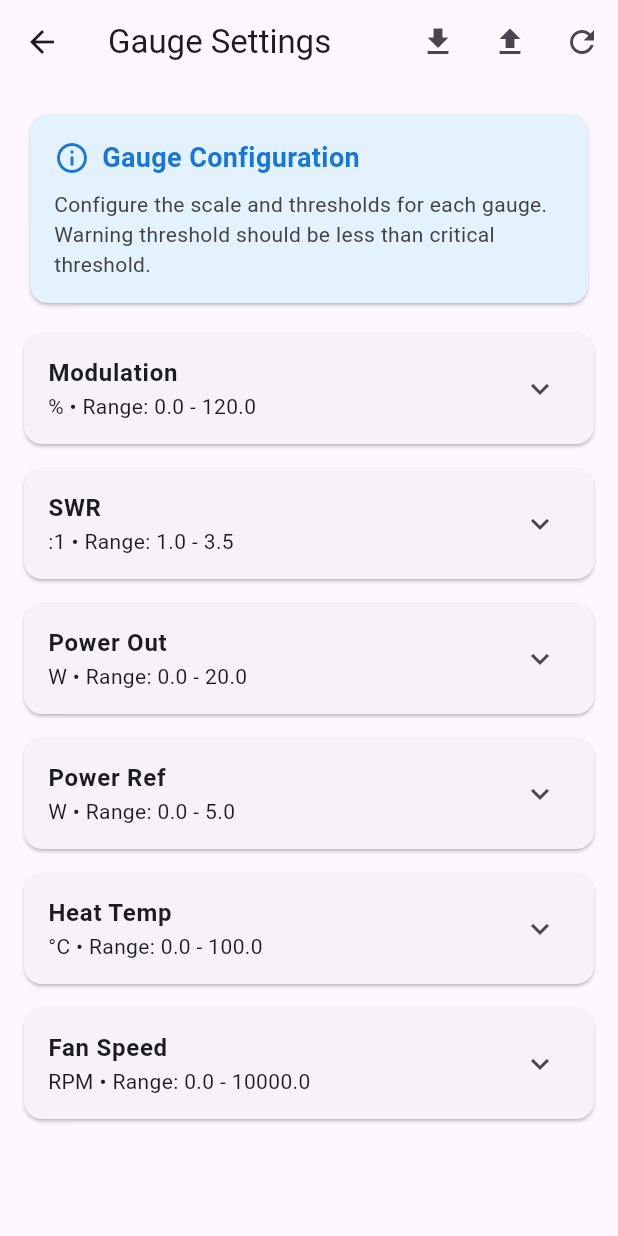
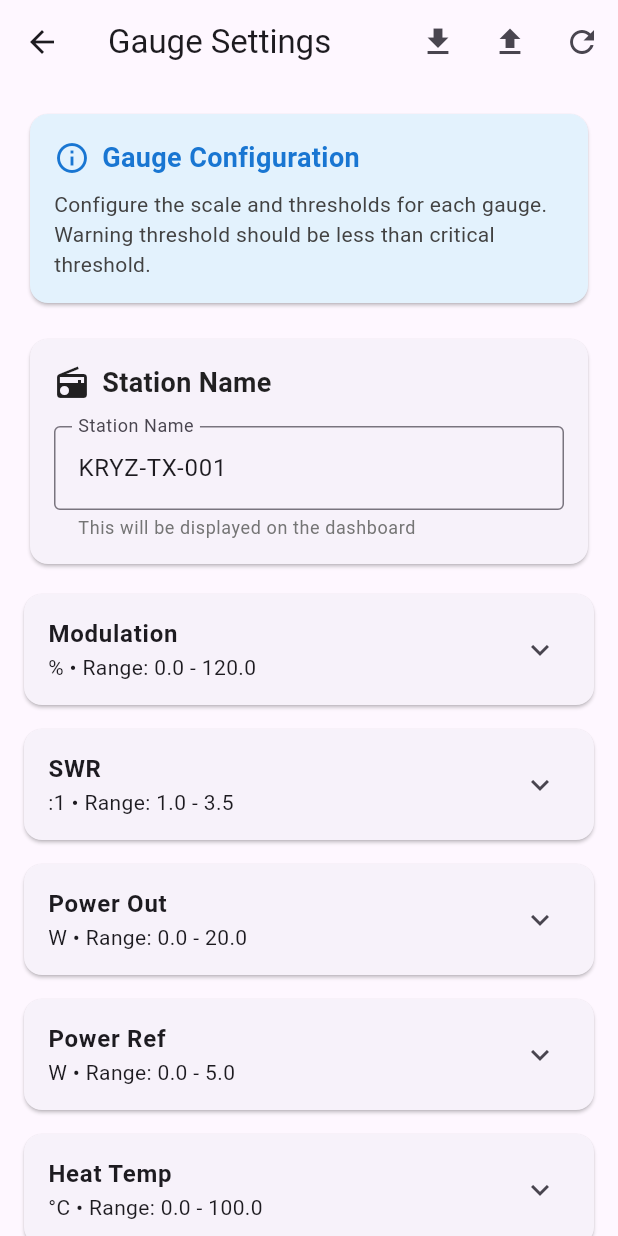
Before and after one commit to cconstab/kryzapp, a Flutter app: the DashboardScreen screen opened directly, after a tap on the "settings" icon, on a phone screen of 412 x 824 dp. Run offline on Flutter 3.47's test engine with Material 3 defaults, Android fonts, the phone set to English and light mode, and no system bars; our stand-ins replace syncfusion_flutter_gauges; missing offline and left inert: at_client, at_client_mobile, at_onboarding_cli, at_onboarding_flutter, dart_snmp.

Commit message:
feat: made front screen name configurable

```diff
--- a/mobile_app/lib/screens/dashboard_screen.dart
+++ b/mobile_app/lib/screens/dashboard_screen.dart
@@ -1,6 +1,7 @@
 import 'package:flutter/material.dart';
 import 'package:provider/provider.dart';
 import 'package:intl/intl.dart';
+import 'dart:async';
 import '../services/at_service.dart';
 import '../services/config_service.dart';
 import '../providers/transmitter_provider.dart';
@@ -16,11 +17,29 @@ class DashboardScreen extends StatefulWidget {
 }
 
 class _DashboardScreenState extends State<DashboardScreen> {
+  Timer? _clockTimer;
+
   @override
   void initState() {
     super.initState();
     _setupNotificationListeners();
     _syncConfigWithAtProtocol();
+    _startClockTimer();
+  }
+
+  @override
+  void dispose() {
+    _clockTimer?.cancel();
+    super.dispose();
+  }
+
+  void _startClockTimer() {
+    // Update the UI every half second to keep the clock smooth
+    _clockTimer = Timer.periodic(const Duration(milliseconds: 500), (_) {
+      if (mounted) {
+        setState(() {});
+      }
+    });
   }
 
   void _setupNotificationListeners() {
@@ -80,10 +99,22 @@ class _DashboardScreenState extends State<DashboardScreen> {
   Widget build(BuildContext context) {
     final configService = Provider.of<ConfigService>(context);
     final config = configService.config;
+    final now = DateTime.now();
+    final timeFormat = DateFormat('HH:mm:ss');
+    final dateFormat = DateFormat('MMM dd, yyyy');
 
     return Scaffold(
       appBar: AppBar(
-        title: const Text('KRYZ Transmitter Monitor'),
+        title: Column(
+          crossAxisAlignment: CrossAxisAlignment.start,
+          children: [
+            const Text('KRYZ Transmitter Monitor', style: TextStyle(fontSize: 18)),
+            Text(
+              '${dateFormat.format(now)} • ${timeFormat.format(now)}',
+              style: const TextStyle(fontSize: 12, fontWeight: FontWeight.normal),
+            ),
+          ],
+        ),
         actions: [
           IconButton(
             icon: const Icon(Icons.settings),
@@ -122,7 +153,7 @@ class _DashboardScreenState extends State<DashboardScreen> {
               children: [
                 // Status card or waiting message
                 if (hasData && stats != null)
-                  StatusCard(stats: stats)
+                  StatusCard(stats: stats, stationName: config.stationName)
                 else if (provider.isDataStale)
                   Card(
                     elevation: 4,
--- a/mobile_app/lib/screens/settings_screen.dart
+++ b/mobile_app/lib/screens/settings_screen.dart
@@ -15,11 +15,19 @@ class SettingsScreen extends StatefulWidget {
 class _SettingsScreenState extends State<SettingsScreen> {
   late DashboardConfig _config;
   bool _hasChanges = false;
+  late TextEditingController _stationNameController;
 
   @override
   void initState() {
     super.initState();
     _config = widget.configService.config;
+    _stationNameController = TextEditingController(text: _config.stationName);
+  }
+
+  @override
+  void dispose() {
+    _stationNameController.dispose();
+    super.dispose();
   }
 
   @override
@@ -56,6 +64,8 @@ class _SettingsScreenState extends State<SettingsScreen> {
         children: [
           _buildInfoCard(),
           const SizedBox(height: 16),
+          _buildStationNameCard(),
+          const SizedBox(height: 16),
           ..._config.gauges.entries.map((entry) => _buildGaugeConfigCard(entry.key, entry.value)),
         ],
       ),
@@ -89,6 +99,50 @@ class _SettingsScreenState extends State<SettingsScreen> {
               'Configure the scale and thresholds for each gauge. '
               'Warning threshold should be less than critical threshold.',
               style: TextStyle(fontSize: 14, color: Colors.grey.shade800),
+            ),
+          ],
+        ),
+      ),
+    );
+  }
+
+  Widget _buildStationNameCard() {
+    return Card(
+      child: Padding(
+        padding: const EdgeInsets.all(16.0),
+        child: Column(
+          crossAxisAlignment: CrossAxisAlignment.start,
+          children: [
+            Row(
+              children: [
+                const Icon(Icons.radio),
+                const SizedBox(width: 8),
+                Text(
+                  'Station Name',
+                  style: TextStyle(
+                    fontSize: 18,
+                    fontWeight: FontWeight.bold,
+                    color: Theme.of(context).brightness == Brightness.dark ? Colors.white : Colors.black87,
+                  ),
+                ),
+              ],
+            ),
+            const SizedBox(height: 16),
+            TextField(
+              decoration: InputDecoration(
+                labelText: 'Station Name',
+                hintText: 'e.g., KRYZ-TX-001',
+                helperText: 'This will be displayed on the dashboard',
+                helperStyle: TextStyle(color: Colors.grey.shade600),
+                border: const OutlineInputBorder(),
+              ),
+              controller: _stationNameController,
+              onChanged: (value) {
+                setState(() {
+                  _config = _config.copyWith(stationName: value.trim());
+                  _hasChanges = true;
+                });
+              },
             ),
           ],
         ),
--- a/shared/lib/models/gauge_config.dart
+++ b/shared/lib/models/gauge_config.dart
@@ -143,11 +143,16 @@ class GaugeConfig {
 /// Container for all gauge configurations
 class DashboardConfig {
   final Map<String, GaugeConfig> gauges;
+  final String stationName;
 
-  DashboardConfig({required this.gauges});
+  DashboardConfig({
+    required this.gauges,
+    this.stationName = 'KRYZ-TX-001',
+  });
 
   Map<String, dynamic> toJson() => {
         'gauges': gauges.map((key, value) => MapEntry(key, value.toJson())),
+        'stationName': stationName,
       };
 
   factory DashboardConfig.fromJson(Map<String, dynamic> json) {
@@ -155,14 +160,30 @@ class DashboardConfig {
     final gauges = gaugesJson.map(
       (key, value) => MapEntry(key, GaugeConfig.fromJson(value as Map<String, dynamic>)),
     );
-    return DashboardConfig(gauges: gauges);
+    return DashboardConfig(
+      gauges: gauges,
+      stationName: json['stationName'] as String? ?? 'KRYZ-TX-001',
+    );
   }
 
   factory DashboardConfig.defaults() {
-    return DashboardConfig(gauges: GaugeConfig.getDefaults());
+    return DashboardConfig(
+      gauges: GaugeConfig.getDefaults(),
+      stationName: 'KRYZ-TX-001',
+    );
   }
 
   GaugeConfig getConfig(String metricName) {
     return gauges[metricName] ?? GaugeConfig.getDefaults()[metricName]!;
   }
+
+  DashboardConfig copyWith({
+    Map<String, GaugeConfig>? gauges,
+    String? stationName,
+  }) {
+    return DashboardConfig(
+      gauges: gauges ?? this.gauges,
+      stationName: stationName ?? this.stationName,
+    );
+  }
 }
```
Also changed, not shown: mobile_app/lib/widgets/status_card.dart (+7 -2 lines).
